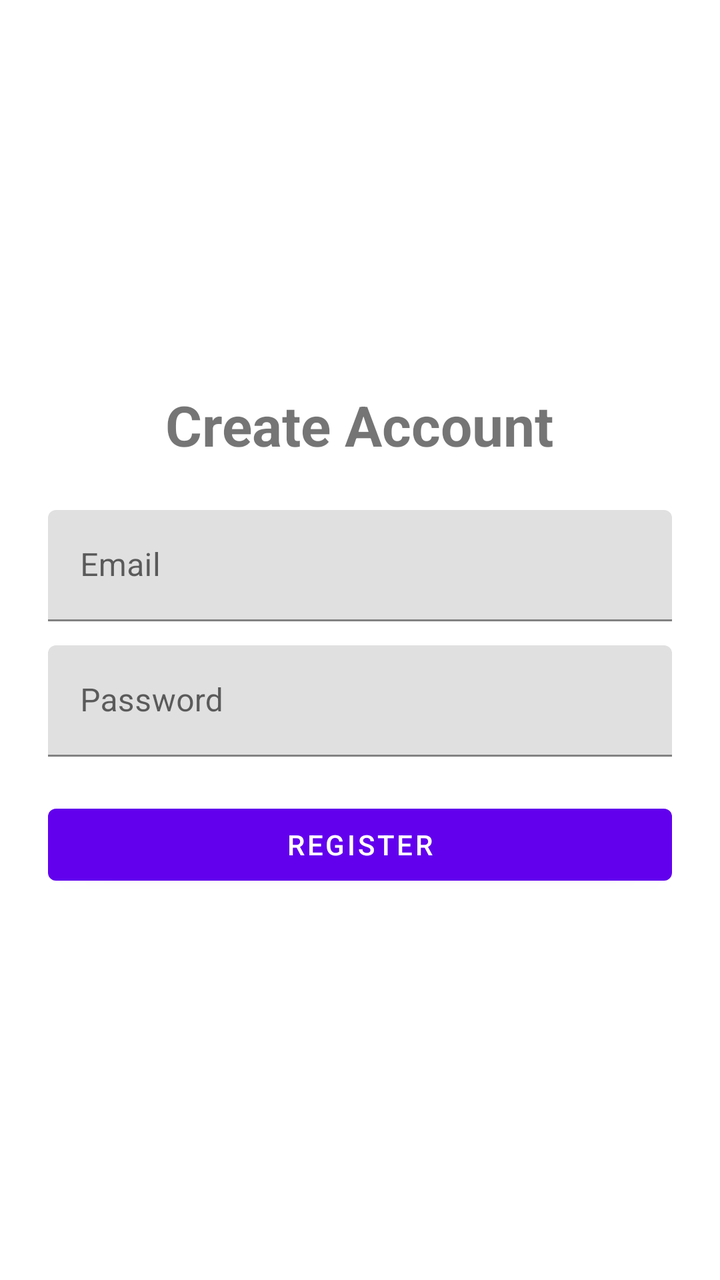
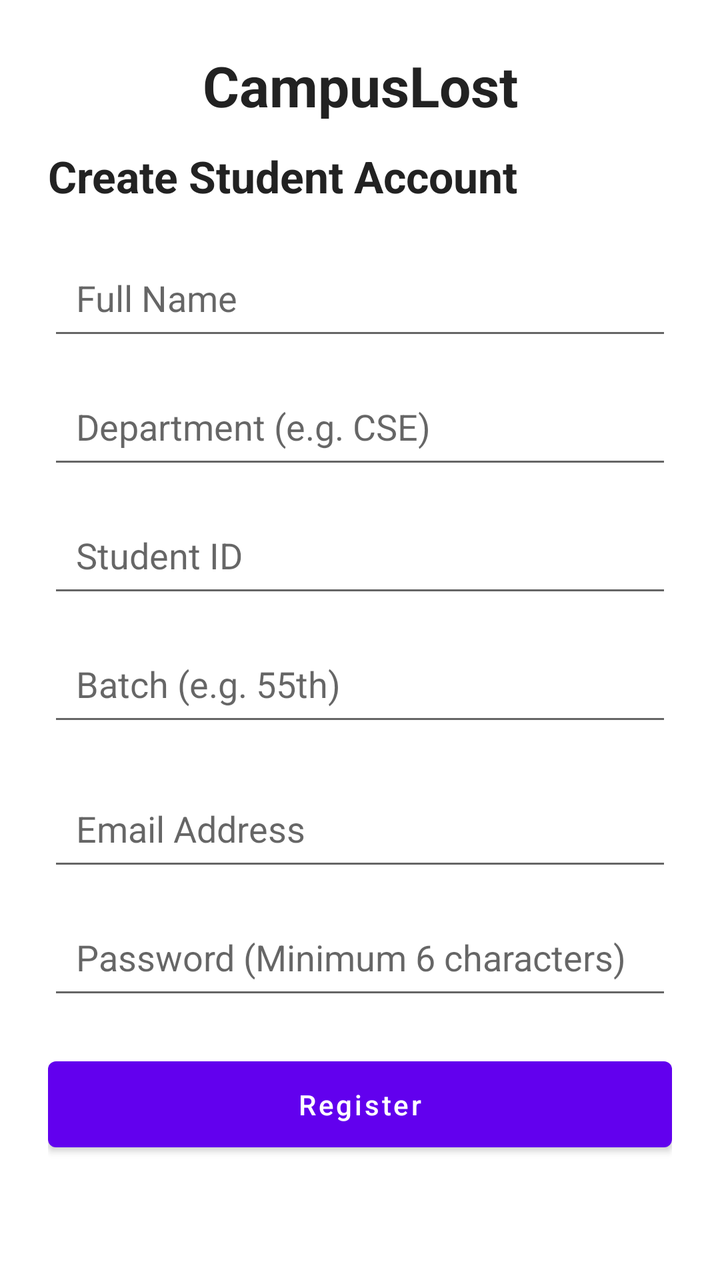

Before-and-after screenshots of an Android layout around one commit, followed by the original layout XML and the change that was made.
<!-- AndroidManifest.xml: application theme Theme.CampusLost -->
<!-- res/layout/activity_register.xml -->
<?xml version="1.0" encoding="utf-8"?>
<LinearLayout xmlns:android="http://schemas.android.com/apk/res/android"
    android:layout_width="match_parent"
    android:layout_height="match_parent"
    android:orientation="vertical"
    android:gravity="center"
    android:padding="24dp">

    <TextView
        android:layout_width="wrap_content"
        android:layout_height="wrap_content"
        android:text="Create Account"
        android:textSize="28sp"
        android:textStyle="bold" />

    <com.google.android.material.textfield.TextInputLayout
        android:layout_width="match_parent"
        android:layout_height="wrap_content"
        android:layout_marginTop="24dp"
        android:hint="Email">

        <com.google.android.material.textfield.TextInputEditText
            android:id="@+id/etRegisterEmail"
            android:layout_width="match_parent"
            android:layout_height="wrap_content"
            android:inputType="textEmailAddress" />
    </com.google.android.material.textfield.TextInputLayout>

    <com.google.android.material.textfield.TextInputLayout
        android:layout_width="match_parent"
        android:layout_height="wrap_content"
        android:layout_marginTop="12dp"
        android:hint="Password">

        <com.google.android.material.textfield.TextInputEditText
            android:id="@+id/etRegisterPassword"
            android:layout_width="match_parent"
            android:layout_height="wrap_content"
            android:inputType="textPassword" />
    </com.google.android.material.textfield.TextInputLayout>

    <Button
        android:id="@+id/btnRegister"
        android:layout_width="match_parent"
        android:layout_height="wrap_content"
        android:layout_marginTop="20dp"
        android:text="Register" />

</LinearLayout>
<!-- resources referenced by this layout -->
<resources>
  <style name="Theme.CampusLost" parent="Theme.MaterialComponents.DayNight.NoActionBar" />
</resources>

<!-- the commit's change to res/layout/activity_register.xml (unified diff, before → after) -->
@@ -1,49 +1,101 @@
 <?xml version="1.0" encoding="utf-8"?>
-<LinearLayout xmlns:android="http://schemas.android.com/apk/res/android"
+<ScrollView xmlns:android="http://schemas.android.com/apk/res/android"
     android:layout_width="match_parent"
     android:layout_height="match_parent"
-    android:orientation="vertical"
-    android:gravity="center"
-    android:padding="24dp">
+    android:fillViewport="true"
+    android:background="#FFFFFF">
 
-    <TextView
-        android:layout_width="wrap_content"
-        android:layout_height="wrap_content"
-        android:text="Create Account"
-        android:textSize="28sp"
-        android:textStyle="bold" />
-
-    <com.google.android.material.textfield.TextInputLayout
+    <LinearLayout
         android:layout_width="match_parent"
         android:layout_height="wrap_content"
-        android:layout_marginTop="24dp"
-        android:hint="Email">
+        android:orientation="vertical"
+        android:padding="24dp">
 
-        <com.google.android.material.textfield.TextInputEditText
+        <TextView
+            android:layout_width="match_parent"
+            android:layout_height="wrap_content"
+            android:text="CampusLost"
+            android:textSize="28sp"
+            android:textStyle="bold"
+            android:textColor="#222222"
+            android:gravity="center"
+            android:layout_marginBottom="12dp" />
+
+        <TextView
+            android:layout_width="match_parent"
+            android:layout_height="wrap_content"
+            android:text="Create Student Account"
+            android:textSize="22sp"
+            android:textStyle="bold"
+            android:textColor="#222222"
+            android:layout_marginBottom="20dp" />
+
+        
+
+        <EditText
+            android:id="@+id/etRegisterName"
+            android:layout_width="match_parent"
+            android:layout_height="wrap_content"
+            android:hint="Full Name"
+            android:inputType="textPersonName"
+            android:padding="14dp"
+            android:layout_marginBottom="12dp" />
+
+        <EditText
+            android:id="@+id/etRegisterDepartment"
+            android:layout_width="match_parent"
+            android:layout_height="wrap_content"
+            android:hint="Department (e.g. CSE)"
+            android:inputType="textCapWords"
+            android:padding="14dp"
+            android:layout_marginBottom="12dp" />
+
+        <EditText
+            android:id="@+id/etRegisterStudentId"
+            android:layout_width="match_parent"
+            android:layout_height="wrap_content"
+            android:hint="Student ID"
+            android:inputType="text"
+            android:padding="14dp"
+            android:layout_marginBottom="12dp" />
+
+        <EditText
+            android:id="@+id/etRegisterBatch"
+            android:layout_width="match_parent"
+            android:layout_height="wrap_content"
+            android:hint="Batch (e.g. 55th)"
+            android:inputType="text"
+            android:padding="14dp"
+            android:layout_marginBottom="20dp" />
+
+        
+
+        <EditText
             android:id="@+id/etRegisterEmail"
             android:layout_width="match_parent"
             android:layout_height="wrap_content"
-            android:inputType="textEmailAddress" />
-    </com.google.android.material.textfield.TextInputLayout>
+            android:hint="Email Address"
+            android:inputType="textEmailAddress"
+            android:padding="14dp"
+            android:layout_marginBottom="12dp" />
 
-    <com.google.android.material.textfield.TextInputLayout
-        android:layout_width="match_parent"
-        android:layout_height="wrap_content"
-        android:layout_marginTop="12dp"
-        android:hint="Password">
-
-        <com.google.android.material.textfield.TextInputEditText
+        <EditText
             android:id="@+id/etRegisterPassword"
             android:layout_width="match_parent"
             android:layout_height="wrap_content"
-            android:inputType="textPassword" />
-    </com.google.android.material.textfield.TextInputLayout>
+            android:hint="Password (Minimum 6 characters)"
+            android:inputType="textPassword"
+            android:padding="14dp"
+            android:layout_marginBottom="20dp" />
 
-    <Button
-        android:id="@+id/btnRegister"
-        android:layout_width="match_parent"
-        android:layout_height="wrap_content"
-        android:layout_marginTop="20dp"
-        android:text="Register" />
+        <Button
+            android:id="@+id/btnRegister"
+            android:layout_width="match_parent"
+            android:layout_height="wrap_content"
+            android:text="Register"
+            android:textAllCaps="false"
+            android:padding="12dp" />
 
-</LinearLayout>
+    </LinearLayout>
+
+</ScrollView>
